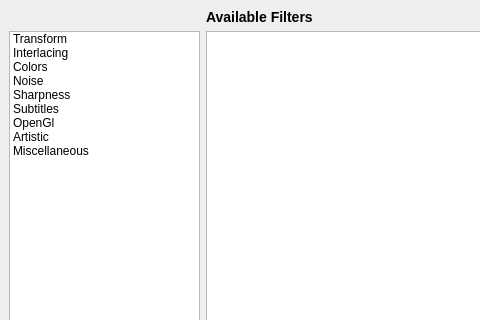
Before: the Qt Designer form avidemux/qt4/ADM_userInterfaces/ADM_filters/mainfilter.ui in mean00/avidemux2, drawn with Qt 5; both pictures show x 0 to 480 and y 0 to 320 of the 913 by 500 pixel window.
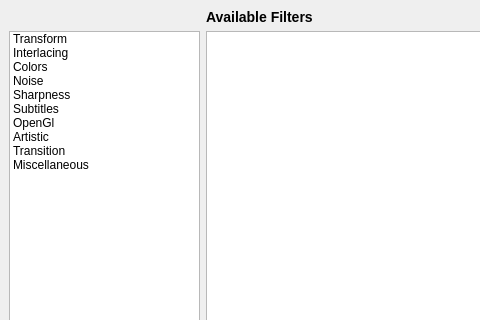
After: the same form once the commit is applied. Icons and pictures are not drawn.

Commit message: [videoFilter] new filter category: Transition

```diff
--- a/avidemux/qt4/ADM_userInterfaces/ADM_filters/mainfilter.ui
+++ b/avidemux/qt4/ADM_userInterfaces/ADM_filters/mainfilter.ui
@@ -175,6 +175,15 @@
           <normaloff>:/new/prefix1/common/ADM_icons/videoFilter/8.png</normaloff>:/new/prefix1/common/ADM_icons/videoFilter/8.png</iconset>
         </property>
        </item>
+       <item>
+        <property name="text">
+         <string>Transition</string>
+        </property>
+        <property name="icon">
+         <iconset resource="filter.qrc">
+          <normaloff>:/new/prefix1/common/ADM_icons/videoFilter/9.png</normaloff>:/new/prefix1/common/ADM_icons/videoFilter/9.png</iconset>
+        </property>
+       </item>
        <item>
         <property name="text">
          <string>Miscellaneous</string>
```
The commit also changes 3 other files.
